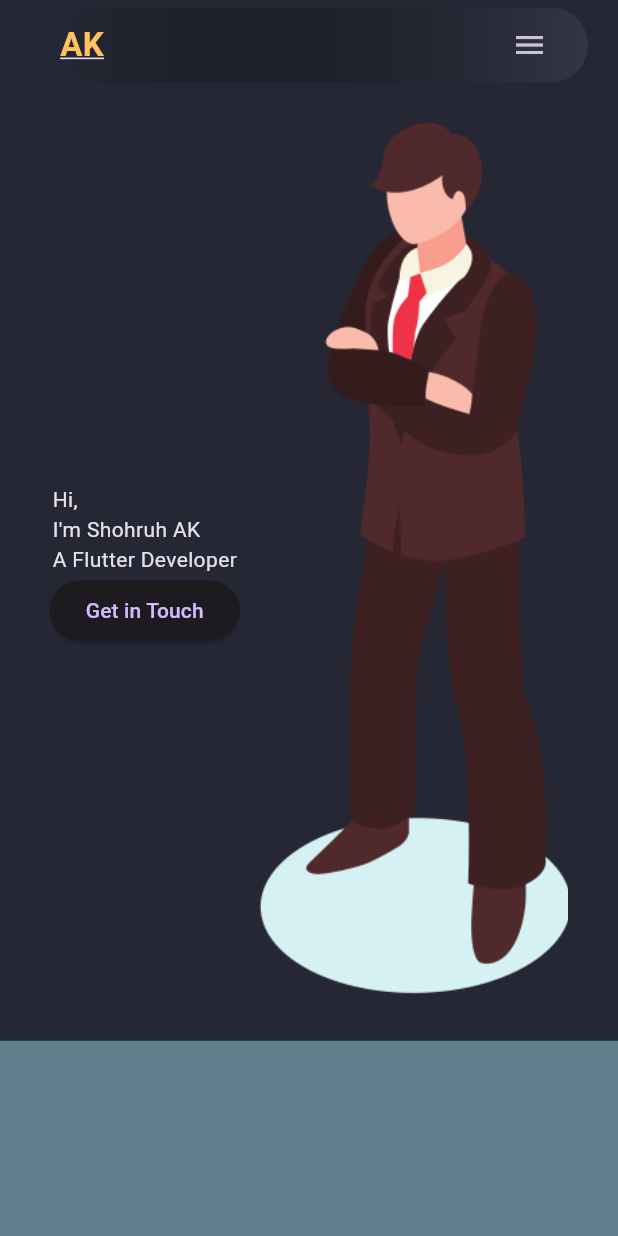
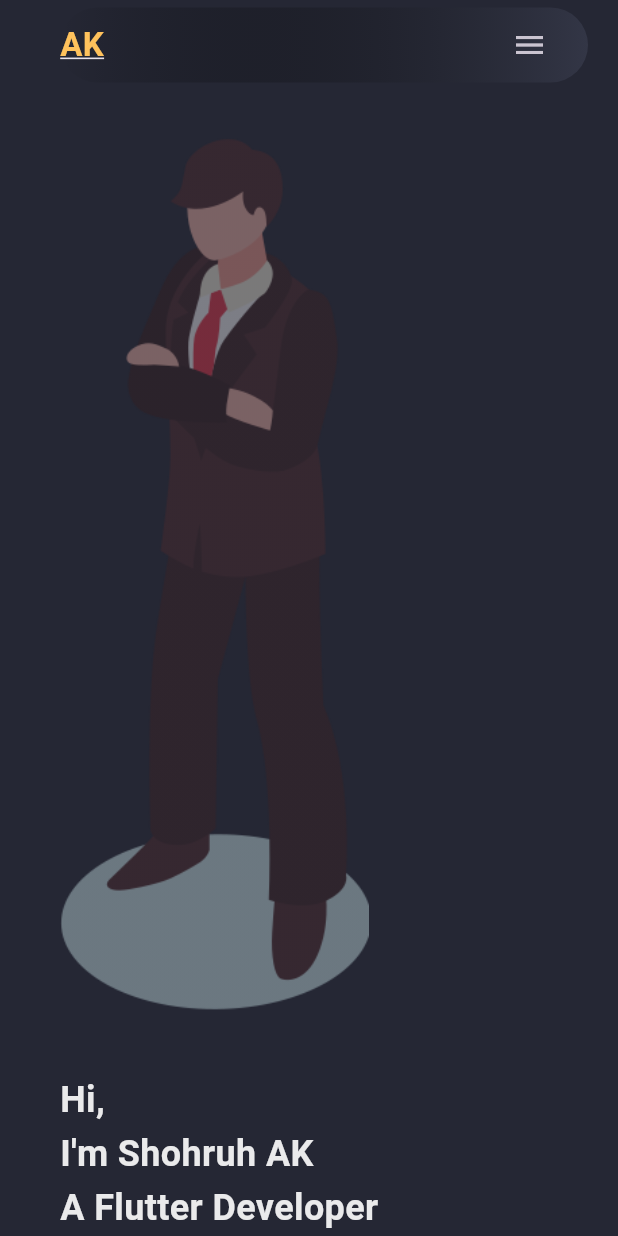
Before and after one commit to DevOps-With-Babar-Zahoor/portfolio-website, a Flutter app: the screen it shows after launch, on a phone screen of 412 x 824 dp. Run offline on Flutter 3.47's test engine with Material 3 defaults, Android fonts, the phone set to English and light mode, and no system bars.

Commit message:
completed upto video 8 of 6:20

```diff
--- a/lib/constants/nav_items.dart
+++ b/lib/constants/nav_items.dart
@@ -10,8 +10,8 @@ List<String> navTitles = [
 
 List<IconData> navIcons = [
   Icons.home,
-  Icons.android_outlined,
-  Icons.back_hand,
+  Icons.handyman_outlined,
+  Icons.apps,
   Icons.web,
   Icons.quick_contacts_mail,
 ];
--- a/lib/pages/home_page.dart
+++ b/lib/pages/home_page.dart
@@ -1,9 +1,12 @@
 import 'package:flutter/material.dart';
+import 'package:flutter/widgets.dart';
 import 'package:my_portfolio/constants/colors.dart';
 import 'package:my_portfolio/constants/size.dart';
 import 'package:my_portfolio/widgets/drawer_mobile.dart';
 import 'package:my_portfolio/widgets/header_desktop.dart';
+import 'package:my_portfolio/widgets/main_mobile.dart';
 import '../widgets/header_mobile.dart';
+import '../widgets/main_desktop.dart';
 
 class HomePage extends StatefulWidget {
   const HomePage({super.key});
@@ -12,12 +15,19 @@ class HomePage extends StatefulWidget {
   State<HomePage> createState() => _HomePageState();
 }
 
+//
+//
+// https://youtu.be/KGh_Suwdfl4?si=xtO5GZ-w38X-QQxb&t=380
+//
+//
+
 class _HomePageState extends State<HomePage> {
   final scaffoldKey = GlobalKey<ScaffoldState>();
   @override
   Widget build(BuildContext context) {
     final screenSize = MediaQuery.of(context).size;
     final screenWidth = screenSize.width;
+    final screenHeight = screenSize.height;
     return LayoutBuilder(builder: (context, constraints) {
       return Scaffold(
           key: scaffoldKey,
@@ -38,41 +48,32 @@ class _HomePageState extends State<HomePage> {
                     scaffoldKey.currentState?.openEndDrawer();
                   },
                 ),
+
+              if (constraints.maxWidth >= kMinDesktopWidth)
+                const MainDesktop()
+              else
+                const MainMobile(),
+              // Skills
               Container(
-                margin: const EdgeInsets.symmetric(
-                  horizontal: 20.0,
-                ),
-                height: screenSize.height / 1.3,
-                constraints: const BoxConstraints(
-                  minHeight: 350.0,
-                ),
-                child: Row(
-                  mainAxisAlignment: MainAxisAlignment.spaceEvenly,
+                width: double.maxFinite,
+                padding: const EdgeInsets.fromLTRB(25, 20, 25, 60),
+                color: CustomColor.bgLight1,
+                child: const Column(
+                  mainAxisSize: MainAxisSize.min,
                   children: [
-                    Column(
-                      mainAxisAlignment: MainAxisAlignment.center,
-                      children: [
-                        Text("Hi,\nI'm Shohruh AK\nA Flutter Developer"),
-                        ElevatedButton(
-                          onPressed: () {},
-                          child: const Text(
-                            "Get in Touch",
-                          ),
-                        ),
-                      ],
+                    //title
+                    Text(
+                      "What can I do",
+                      style: TextStyle(
+                        fontSize: 24,
+                        fontWeight: FontWeight.bold,
+                        color: CustomColor.whitePrimary,
+                      ),
                     ),
-                    Image.asset(
-                      "assets/my_flutter_avatar.png",
-                      width: screenWidth / 2,
-                    ),
+
+                    //platform and skills
                   ],
                 ),
-              ),
-              // Skills
-              Container(
-                height: 500,
-                width: double.maxFinite,
-                color: Colors.blueGrey,
               ),
               // PROJECTS
               Container(
--- /dev/null
+++ b/lib/widgets/main_mobile.dart
@@ -0,0 +1,68 @@
+import 'package:flutter/material.dart';
+import 'package:my_portfolio/constants/colors.dart';
+
+class MainMobile extends StatelessWidget {
+  const MainMobile({super.key});
+
+  @override
+  Widget build(BuildContext context) {
+    final screenSize = MediaQuery.of(context).size;
+    final screenWidth = screenSize.width;
+    final screenHeight = screenSize.height;
+    return Container(
+      margin: const EdgeInsets.symmetric(
+        horizontal: 40,
+        vertical: 30,
+      ),
+      height: screenHeight,
+      constraints: const BoxConstraints(
+        minHeight: 560,
+      ),
+      child: Column(
+        mainAxisAlignment: MainAxisAlignment.start,
+        crossAxisAlignment: CrossAxisAlignment.start,
+        children: [
+          //avatar image
+          ShaderMask(
+            shaderCallback: (bounds) {
+              return LinearGradient(colors: [
+                CustomColor.scaffoldBg.withOpacity(0.6),
+                CustomColor.scaffoldBg.withOpacity(0.6),
+              ]).createShader(bounds);
+            },
+            blendMode: BlendMode.srcATop,
+            child: Image.asset(
+              "assets/my_flutter_avatar.png",
+              width: screenWidth / 2,
+            ),
+          ),
+          const SizedBox(
+            height: 30,
+          ),
+          //intro message
+          const Text(
+            "Hi,\nI'm Shohruh AK\nA Flutter Developer",
+            style: TextStyle(
+              fontSize: 24.0,
+              fontWeight: FontWeight.bold,
+              color: CustomColor.whitePrimary,
+              height: 1.5,
+            ),
+          ),
+          const SizedBox(
+            height: 15,
+          ),
+          SizedBox(
+            width: 190,
+            child: ElevatedButton(
+              onPressed: () {},
+              child: const Text(
+                "Get in Touch",
+              ),
+            ),
+          ),
+        ],
+      ),
+    );
+  }
+}
```
Also changed, not shown: lib/constants/skill_items.dart (added, +56 -0 lines), lib/widgets/main_desktop.dart (added, +58 -0 lines), assets/android_888839.png (added), assets/css3.png (added), assets/dart.png (added), assets/desktop.png (added), assets/docker.png (added), assets/flutter.png (added), assets/html5.png (added), assets/hugo.png (added), assets/ios.png (added), assets/javascript.png (added), assets/python.png (added).
